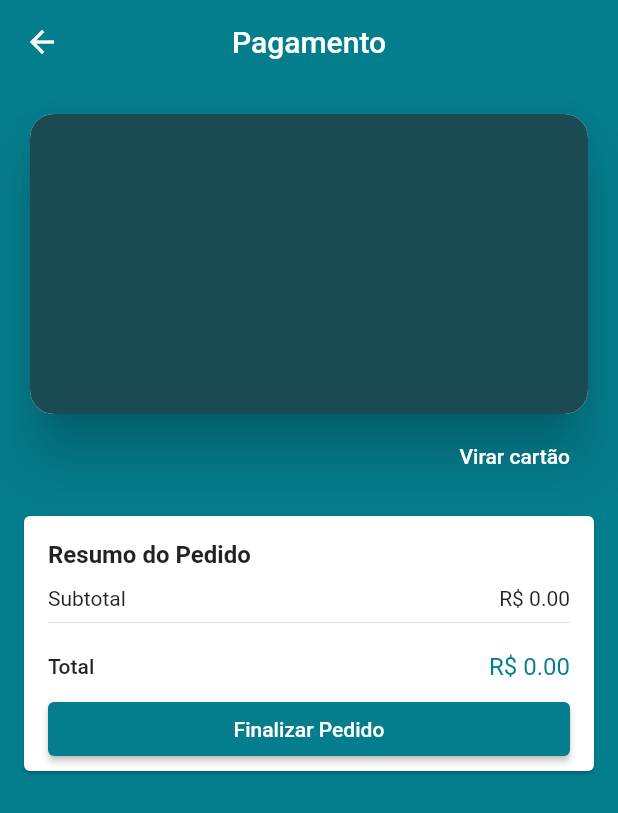
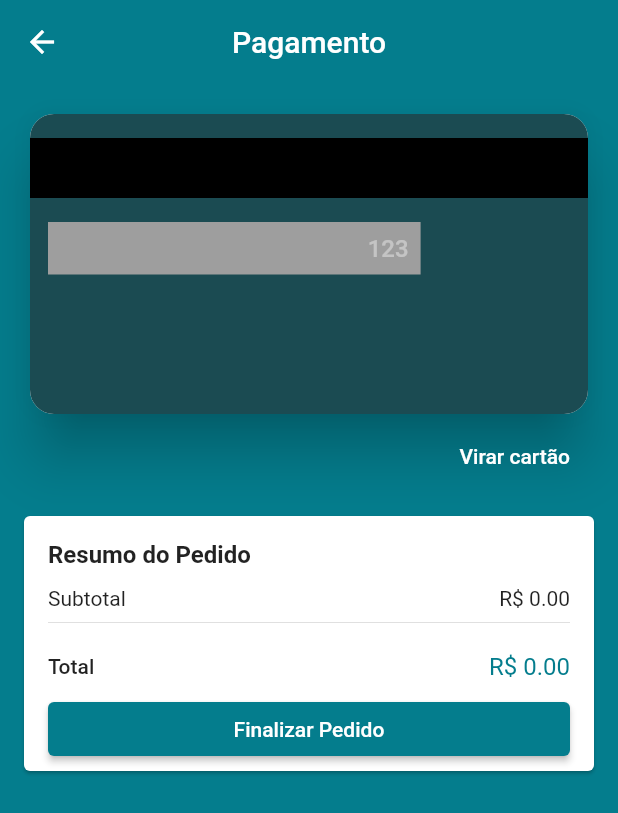
Before and after one commit to ed2aplicativos/game-store, a Flutter app: the CheckoutScreen screen opened by its route, after a tap on "Virar cartão", on a phone screen of 412 x 824 dp. Shown: the top 813 px of the screen. Run offline on Flutter 3.47's test engine with Material 2 defaults, Android fonts, the phone set to English and light mode, and no system bars; drawn by our look-alikes of flip_card; our stand-ins replace brasil_fields, carousel_pro, cloud_firestore, dio, firebase_auth, firebase_storage and 9 more; missing offline and left inert: alphabet_list_scroll_view, credit_card_type_detector, flutter_facebook_login, map_launcher; accounts and stored records are empty.

Commit message:
Criando a Traseira do Cartão

```diff
--- a/lib/screens/checkout/components/card_back.dart
+++ b/lib/screens/checkout/components/card_back.dart
@@ -1,4 +1,6 @@
 import 'package:flutter/material.dart';
+import 'package:flutter/services.dart';
+import 'package:new_game_store/screens/checkout/components/card_text_field.dart';
 
 class CardBack extends StatelessWidget {
   @override
@@ -10,6 +12,44 @@ class CardBack extends StatelessWidget {
       child: Container(
         height: 200,
         color: const Color(0xFF1B4B52),
+        child: Column(
+          children: <Widget>[
+            Container(
+              color: Colors.black,
+              height: 40,
+              margin: const EdgeInsets.symmetric(vertical: 16),
+            ),
+            Row(
+              children: <Widget>[
+                Expanded(
+                  flex: 70,
+                  child: Container(
+                    color: Colors.grey[500],
+                    margin: const EdgeInsets.only(left: 12),
+                    padding: const EdgeInsets.symmetric(vertical: 4, horizontal: 8),
+                    child: CardTextField(
+                      hint: '123',
+                      maxLength: 3,
+                      inputFormatters: [
+                        FilteringTextInputFormatter.digitsOnly,
+                      ],
+                      textAlign: TextAlign.end,
+                      textInputType: TextInputType.number,
+                      validator: (cvv){
+                        if(cvv.length != 3) return 'Inválido';
+                        return null;
+                      },
+                    ),
+                  ),
+                ),
+                Expanded(
+                  flex: 30,
+                  child: Container(),
+                ),
+              ],
+            )
+          ],
+        ),
       ),
     );
   }
--- a/lib/screens/checkout/components/card_front.dart
+++ b/lib/screens/checkout/components/card_front.dart
@@ -1,4 +1,5 @@
 import 'package:brasil_fields/brasil_fields.dart';
+import 'package:credit_card_type_detector/credit_card_type_detector.dart';
 import 'package:flutter/material.dart';
 import 'package:flutter/services.dart';
 import 'package:mask_text_input_formatter/mask_text_input_formatter.dart';
@@ -37,6 +38,8 @@ class CardFront extends StatelessWidget {
                     ],
                     validator: (number){
                       if(number.length != 19) return 'Inválido';
+                      else if(detectCCType(number) == CreditCardType.unknown)
+                        return 'Inválido';
                       return null;
                     },
                   ),
--- a/lib/screens/checkout/components/card_text_field.dart
+++ b/lib/screens/checkout/components/card_text_field.dart
@@ -10,6 +10,8 @@ class CardTextField extends StatelessWidget {
     this.textInputType,
     this.inputFormatters,
     this.validator,
+    this.maxLength,
+    this.textAlign = TextAlign.start,
   });
 
   final String title;
@@ -18,6 +20,8 @@ class CardTextField extends StatelessWidget {
   final TextInputType textInputType;
   final List<TextInputFormatter> inputFormatters;
   final FormFieldValidator<String> validator;
+  final int maxLength;
+  final TextAlign textAlign;
 
   @override
   Widget build(BuildContext context) {
@@ -30,6 +34,9 @@ class CardTextField extends StatelessWidget {
           child: Column(
             crossAxisAlignment: CrossAxisAlignment.start,
             children: <Widget>[
+              if(title != null)
+                Row(
+                  children: <Widget>[
                     Text(
                       title,
                       style: TextStyle(
@@ -38,22 +45,42 @@ class CardTextField extends StatelessWidget {
                           color: Colors.white
                       ),
                     ),
+                    if(state.hasError)
+                      const Text(
+                        '   Inválido',
+                        style: TextStyle(
+                          color: Colors.red,
+                          fontSize: 9,
+                        ),
+                      )
+                  ],
+                ),
               TextFormField(
                 style: TextStyle(
-                  color: Colors.white,
+                  color: title == null && state.hasError
+                      ? Colors.red : Colors.white,
                   fontWeight: bold ? FontWeight.bold : FontWeight.w500,
                 ),
+                cursorColor: Colors.white,
                 decoration: InputDecoration(
                   hintText: hint,
                   hintStyle: TextStyle(
-                        color: Colors.white.withAlpha(100)
+                      color: title == null && state.hasError
+                          ? Colors.red.withAlpha(200)
+                          : Colors.white.withAlpha(100)
                   ),
                   border: InputBorder.none,
                   isDense: true,
-                    contentPadding: const EdgeInsets.symmetric(vertical: 2)
+                  contentPadding: const EdgeInsets.symmetric(vertical: 2),
+                  counterText: '',
                 ),
                 keyboardType: textInputType,
                 inputFormatters: inputFormatters,
+                onChanged: (text){
+                  state.didChange(text);
+                },
+                maxLength: maxLength,
+                textAlign: textAlign,
               ),
             ],
           ),
--- a/pubspec.yaml
+++ b/pubspec.yaml
@@ -53,6 +53,7 @@ dependencies:
   map_launcher: ^0.5.0
   flip_card: ^0.4.4
   mask_text_input_formatter: ^1.0.7
+  credit_card_type_detector: ^1.1.0
 
 dev_dependencies:
   flutter_test:
```
Also changed, not shown: pubspec.lock, 1 other file. Lines whose indentation alone changed are shown as unchanged.
